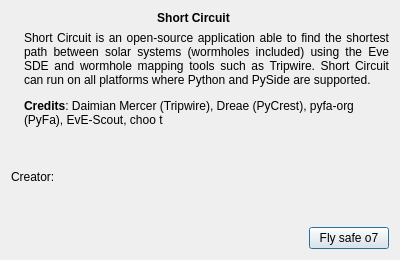
This is resources/ui/gui_about.ui in farshield/shortcircuit as Qt 5 draws it before an edit. The edited form follows.
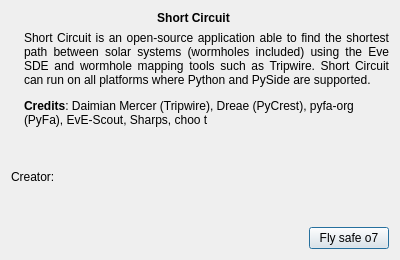
This is the edited form. Icons and pictures are not drawn.

Commit message: Renamed CREST autopilot endpoint. Fixed wh icon.

The edit to the form file:
```diff
--- a/resources/ui/gui_about.ui
+++ b/resources/ui/gui_about.ui
@@ -110,7 +110,7 @@
         <string notr="true"/>
        </property>
        <property name="text">
-        <string>&lt;html&gt;&lt;head/&gt;&lt;body&gt;&lt;p align=&quot;justify&quot;&gt;Short Circuit is an open-source application able to find the shortest path between solar systems (wormholes included) using the Eve SDE and wormhole mapping tools such as Tripwire. Short Circuit can run on all platforms where Python and PySide are supported.&lt;/p&gt;&lt;p&gt;&lt;span style=&quot; font-weight:600;&quot;&gt;Credits&lt;/span&gt;: Daimian Mercer (Tripwire), Dreae (PyCrest), pyfa-org (PyFa), EvE-Scout, choo t&lt;/p&gt;&lt;/body&gt;&lt;/html&gt;</string>
+        <string>&lt;html&gt;&lt;head/&gt;&lt;body&gt;&lt;p align=&quot;justify&quot;&gt;Short Circuit is an open-source application able to find the shortest path between solar systems (wormholes included) using the Eve SDE and wormhole mapping tools such as Tripwire. Short Circuit can run on all platforms where Python and PySide are supported.&lt;/p&gt;&lt;p&gt;&lt;span style=&quot; font-weight:600;&quot;&gt;Credits&lt;/span&gt;: Daimian Mercer (Tripwire), Dreae (PyCrest), pyfa-org (PyFa), EvE-Scout, Sharps, choo t&lt;/p&gt;&lt;/body&gt;&lt;/html&gt;</string>
        </property>
        <property name="alignment">
         <set>Qt::AlignLeading|Qt::AlignLeft|Qt::AlignTop</set>
```
The commit also changes 9 other files.
